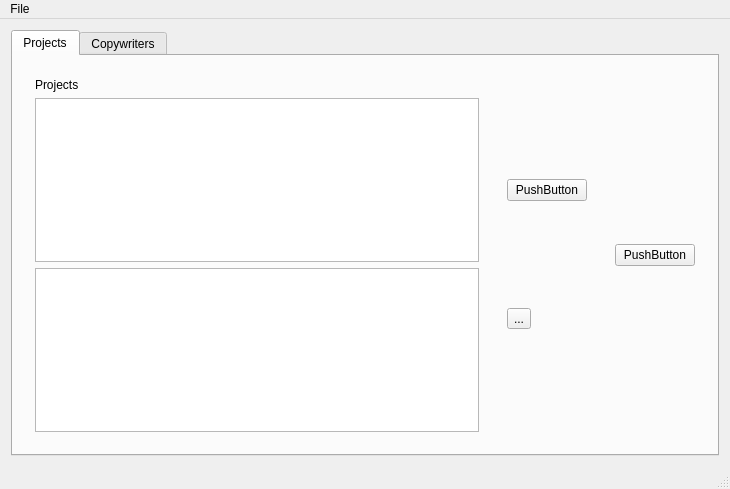
This is mainwindow.ui in lazin87/KotkaSource as Qt 5 draws it before an edit. The edited form follows.
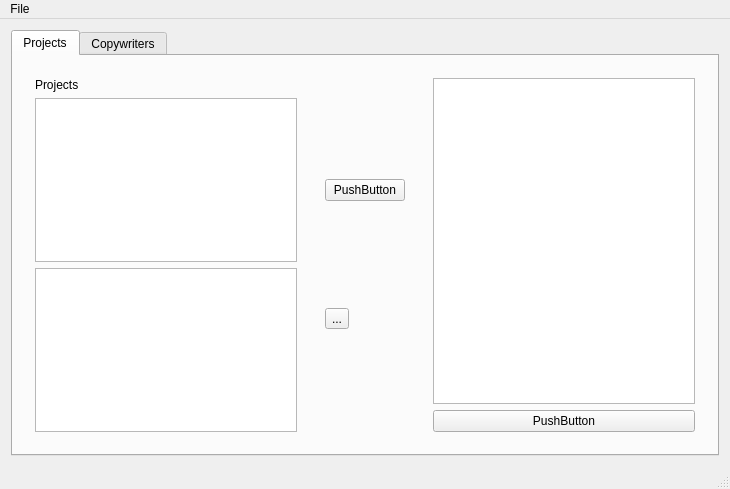
This is the edited form.

Diff of the .ui file:
```diff
--- a/mainwindow.ui
+++ b/mainwindow.ui
@@ -79,6 +79,9 @@
         <item>
          <widget class="QWidget" name="widget_2" native="true">
           <layout class="QVBoxLayout" name="verticalLayout">
+           <item>
+            <widget class="QTableView" name="tableView"/>
+           </item>
            <item>
             <widget class="QPushButton" name="pushButton_2">
              <property name="text">
```
